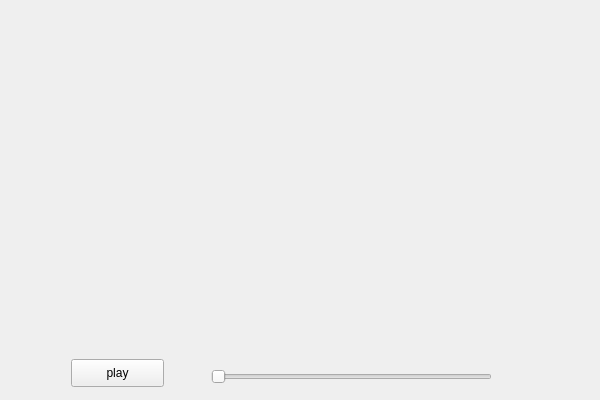
Old version of the form DolaPlayer/dolaplayer.ui in the repository byrgyj/DolaPlayer.
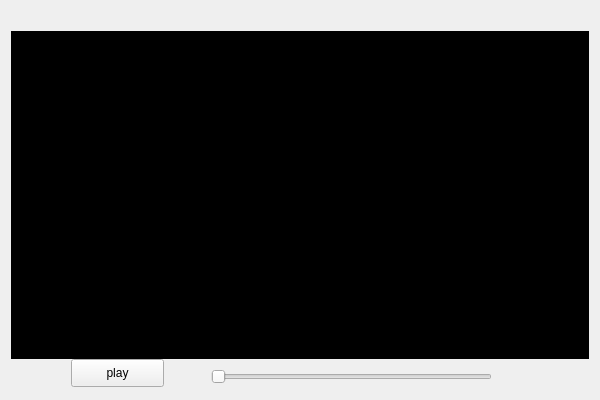
New version of the form.

Commit message: use encrypt interface

Diff of the .ui file:
```diff
--- a/DolaPlayer/dolaplayer.ui
+++ b/DolaPlayer/dolaplayer.ui
@@ -35,7 +35,14 @@
      </widget>
     </item>
     <item>
-     <widget class="QWidget" name="RenderWidget" native="true"/>
+     <widget class="QWidget" name="RenderWidget" native="true">
+      <property name="autoFillBackground">
+       <bool>false</bool>
+      </property>
+      <property name="styleSheet">
+       <string notr="true">background-color: rgb(0, 0, 0);</string>
+      </property>
+     </widget>
     </item>
     <item>
      <widget class="QWidget" name="BottomBar" native="true">
```
The commit also changes 2 other files.
